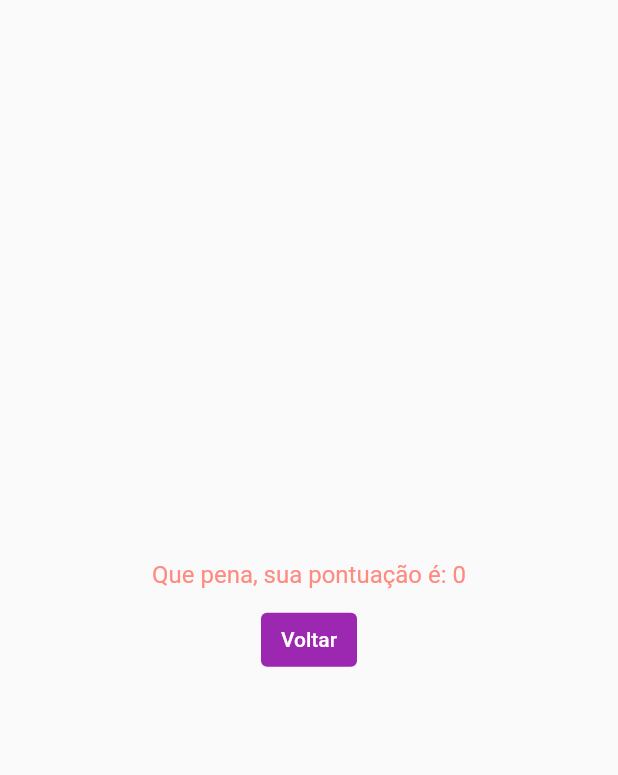
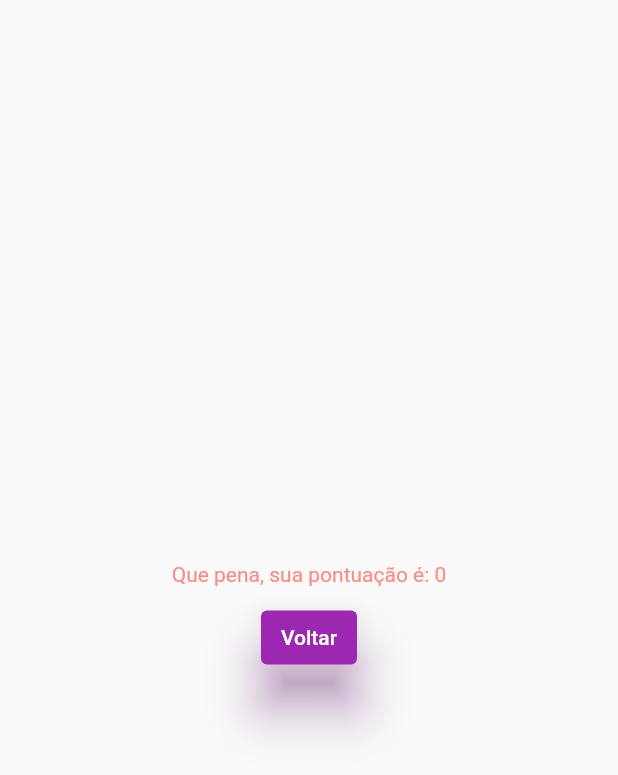
Before and after one commit to diegodmmorais/course_flutter, a Flutter app: the Resultado widget shown alone on an empty page, opened directly with empty values, on a phone screen of 412 x 824 dp. Shown: the top 775 px of the screen. Run offline on Flutter 3.47's test engine with Material 2 defaults, Android fonts, the phone set to English and light mode, and no system bars.

```diff
--- a/projeto_perguntas/lib/main.dart
+++ b/projeto_perguntas/lib/main.dart
@@ -1,4 +1,4 @@
 import 'package:flutter/material.dart';
 import 'questionario/index.dart';
 
-main() => runApp(Questionario());
+main() => runApp(const Questionario());
--- a/projeto_perguntas/lib/questionario/questionario.dart
+++ b/projeto_perguntas/lib/questionario/questionario.dart
@@ -59,7 +59,7 @@ class _State extends State<Questionario> {
 }
 
 class Questionario extends StatefulWidget {
-  Questionario({Key? key}) : super(key: key);
+  const Questionario({Key? key}) : super(key: key);
 
   @override
   State<StatefulWidget> createState() =>
--- a/projeto_perguntas/lib/questionario/scream/resposta.dart
+++ b/projeto_perguntas/lib/questionario/scream/resposta.dart
@@ -1,5 +1,4 @@
 import 'package:flutter/material.dart';
-import 'package:flutter/widgets.dart';
 
 class Resposta extends StatelessWidget {
   final Function() _onPressed;
@@ -14,7 +13,7 @@ class Resposta extends StatelessWidget {
         style: TextButton.styleFrom(
             backgroundColor: Colors.purple,
             primary: Colors.white,
-            elevation: 20,
+            elevation: 15,
             shadowColor: Colors.purple),
         child: Text(_text),
       ),
--- a/projeto_perguntas/lib/questionario/scream/resultado.dart
+++ b/projeto_perguntas/lib/questionario/scream/resultado.dart
@@ -26,12 +26,16 @@ class Resultado extends StatelessWidget {
             child: Text(texto,
                 style: TextStyle(
                   color: color,
-                  fontSize: 16.0,
+                  fontSize: 14.0,
                 ))),
         const SizedBox(height: 10),
         TextButton(
           onPressed: callback,
-          style: TextButton.styleFrom(backgroundColor: Colors.purple),
+          style: TextButton.styleFrom(
+              backgroundColor: Colors.purple,
+              primary: Colors.white,
+              elevation: 15,
+              shadowColor: Colors.purple),
           child: const Text("Voltar", style: TextStyle(color: Colors.white)),
         )
       ],
--- a/projeto_perguntas/lib/questionario/service/questionario_service.dart
+++ b/projeto_perguntas/lib/questionario/service/questionario_service.dart
@@ -4,7 +4,7 @@ class QuestionarioService {
       {
         "pergunta": "Qual o seu animal favorito?",
         "respostas": [
-          {"texto": "Cachorro", "pontuacao": 10},
+          {"texto": "Cachorros", "pontuacao": 10},
           {"texto": "Gato", "pontuacao": 10},
           {"texto": "Passarinho", "pontuacao": 4},
           {"texto": "Leão", "pontuacao": 1},
```
